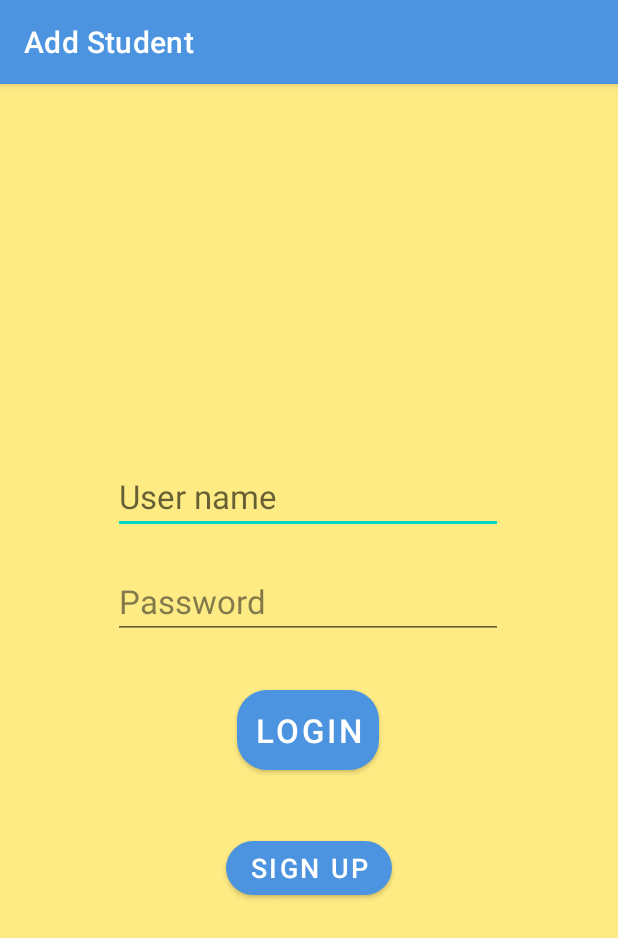
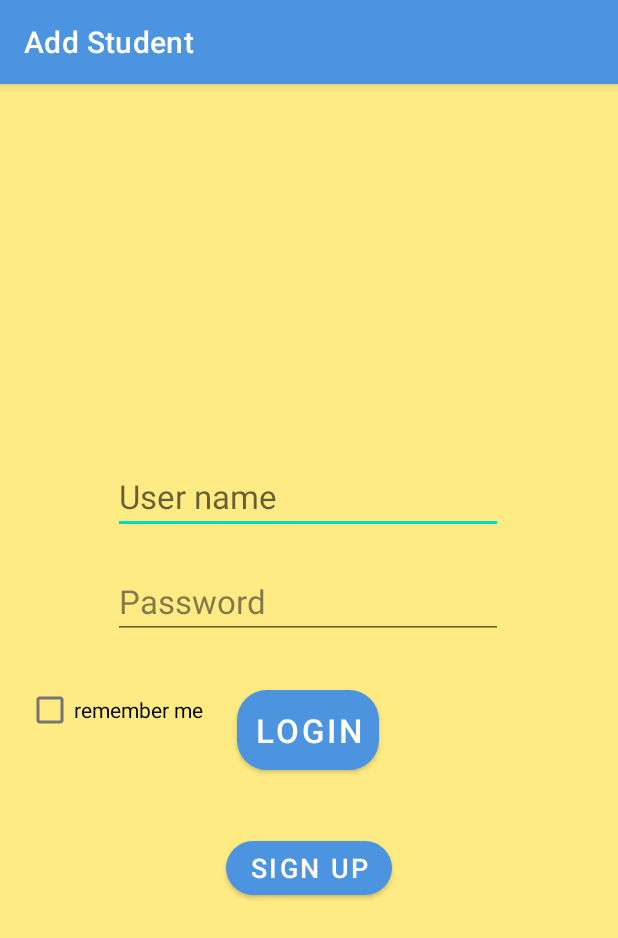
Before and after one commit to Ahmad-Alqattu/Assignment1-Driving-School, an Android app: the screen it shows after launch (Login), on a phone screen of 412 x 824 dp. Shown: the top 938 px of the screen. Run offline under Robolectric (Android 15) with nearby library versions, the phone set to English and light mode, and no system bars.

Commit message:
loginUpdate

```diff
--- a/app/build.gradle
+++ b/app/build.gradle
@@ -5,7 +5,9 @@ plugins {
 
 
 }
+
 //repositories {
+
 //    // Make sure that you have the following two repositories
 //    google()  // Google's Maven repository
 //
@@ -60,6 +62,9 @@ android {
 }
 
 dependencies {
+
+
+    implementation "androidx.constraintlayout:constraintlayout:2.1.0"
     implementation 'com.google.firebase:firebase-core:21.1.1'
     implementation 'com.google.firebase:firebase-firestore:24.4.3'
     implementation 'com.google.firebase:firebase-database:20.1.0'
--- a/app/src/main/java/edu/cs/birzeit/assignment1_driving_school/Login.java
+++ b/app/src/main/java/edu/cs/birzeit/assignment1_driving_school/Login.java
@@ -3,9 +3,12 @@ package edu.cs.birzeit.assignment1_driving_school;
 import androidx.appcompat.app.AppCompatActivity;
 
 import android.content.Intent;
+import android.content.SharedPreferences;
 import android.os.Bundle;
+import android.preference.PreferenceManager;
 import android.view.View;
 import android.widget.Button;
+import android.widget.CheckBox;
 import android.widget.EditText;
 import android.widget.Toast;
 
@@ -17,9 +20,15 @@ import edu.cs.birzeit.assignment1_driving_school.model.TeacherDa;
 
 public class Login extends AppCompatActivity {
 
+    public static final String NAME = "NAME";
+    public static final String PASS = "PASS";
+    public static final String FLAG = "FLAG";
     private Button butLog;
     private EditText email;
     private EditText pass;
+    private CheckBox checkBox;
+    private SharedPreferences prefs;
+    private SharedPreferences.Editor editor;
     @Override
     protected void onCreate(Bundle savedInstanceState) {
         super.onCreate(savedInstanceState);
@@ -27,7 +36,26 @@ public class Login extends AppCompatActivity {
         butLog = findViewById(R.id.butLog);
         email = findViewById(R.id.editText1);
         pass = findViewById(R.id.editText2);
+        checkBox = findViewById(R.id.checkBox);
+        setupSharedPreference();
+        checkPrefs();
 
+    }
+
+    private void checkPrefs(){
+        Boolean flag = prefs.getBoolean(FLAG, false);
+        if(flag){
+            String name = prefs.getString(NAME,"");
+            String pas = prefs.getString(PASS,"");
+            email.setText(name);
+            pass.setText(pas);
+            checkBox.setChecked(true);
+        }
+    }
+
+    private void setupSharedPreference(){
+        prefs = PreferenceManager.getDefaultSharedPreferences(this);
+        editor = prefs.edit();
     }
 
     public void subLog(View view) {
@@ -57,6 +85,15 @@ public class Login extends AppCompatActivity {
             Toast.makeText(this, "Try Again", Toast.LENGTH_SHORT).show();
         }
 
+        if(checkBox.isChecked()){
+            String nam = email.getText().toString();
+            String pas = pass.getText().toString();
+            editor.putString(NAME, nam);
+            editor.putString(PASS, pas);
+            editor.putBoolean(FLAG,true);
+            editor.commit();
+        }
+
     }
 
     public void btnSignUp(View view) {
--- a/app/src/main/java/edu/cs/birzeit/assignment1_driving_school/addNewCar.java
+++ b/app/src/main/java/edu/cs/birzeit/assignment1_driving_school/addNewCar.java
@@ -11,7 +11,6 @@ import android.widget.RadioButton;
 import android.widget.RadioGroup;
 import android.widget.Spinner;
 import android.widget.Toast;
-
 import edu.cs.birzeit.assignment1_driving_school.model.Car;
 import edu.cs.birzeit.assignment1_driving_school.model.CarData;
 
@@ -30,6 +29,8 @@ public class addNewCar extends AppCompatActivity {
         radioGroup = findViewById(R.id.radioGroup);
         getSupportActionBar().setDisplayHomeAsUpEnabled(true);
     }
+
+
 
     @Override
     public boolean onOptionsItemSelected(MenuItem item) {
--- a/app/src/main/res/layout/activity_login.xml
+++ b/app/src/main/res/layout/activity_login.xml
@@ -70,4 +70,16 @@
         app:layout_constraintTop_toBottomOf="@+id/butLog"
         tools:ignore="MissingConstraints" />
 
+    <CheckBox
+        android:id="@+id/checkBox"
+        android:layout_width="wrap_content"
+        android:layout_height="wrap_content"
+        android:layout_marginTop="1dp"
+        android:layout_marginEnd="5dp"
+        android:text="remember me"
+        app:layout_constraintBottom_toBottomOf="@+id/butLog"
+        app:layout_constraintEnd_toStartOf="@+id/butLog"
+        app:layout_constraintStart_toStartOf="parent"
+        app:layout_constraintTop_toBottomOf="@+id/editText2" />
+
 </androidx.constraintlayout.widget.ConstraintLayout>
--- a/build.gradle
+++ b/build.gradle
@@ -7,6 +7,7 @@ buildscript {
 
     }
 }
+
 plugins {
     id 'com.android.application' version '7.3.1' apply false
     id 'com.android.library' version '7.3.1' apply false
```
